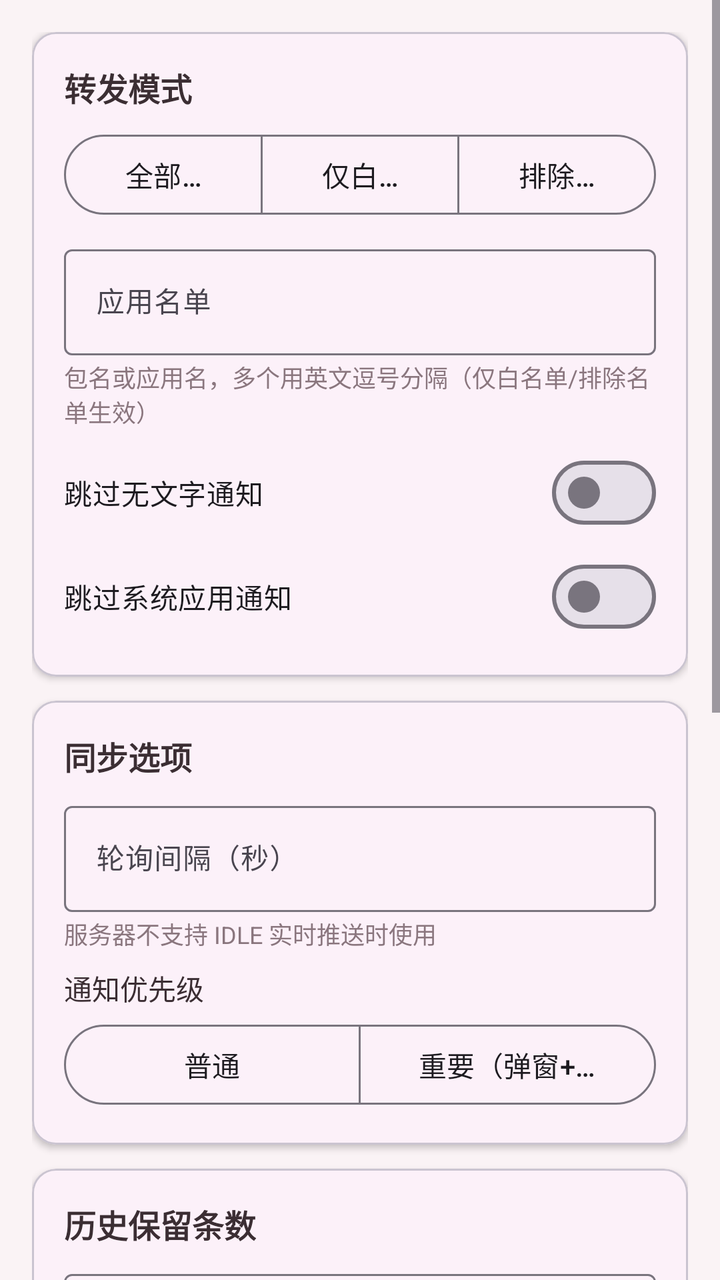
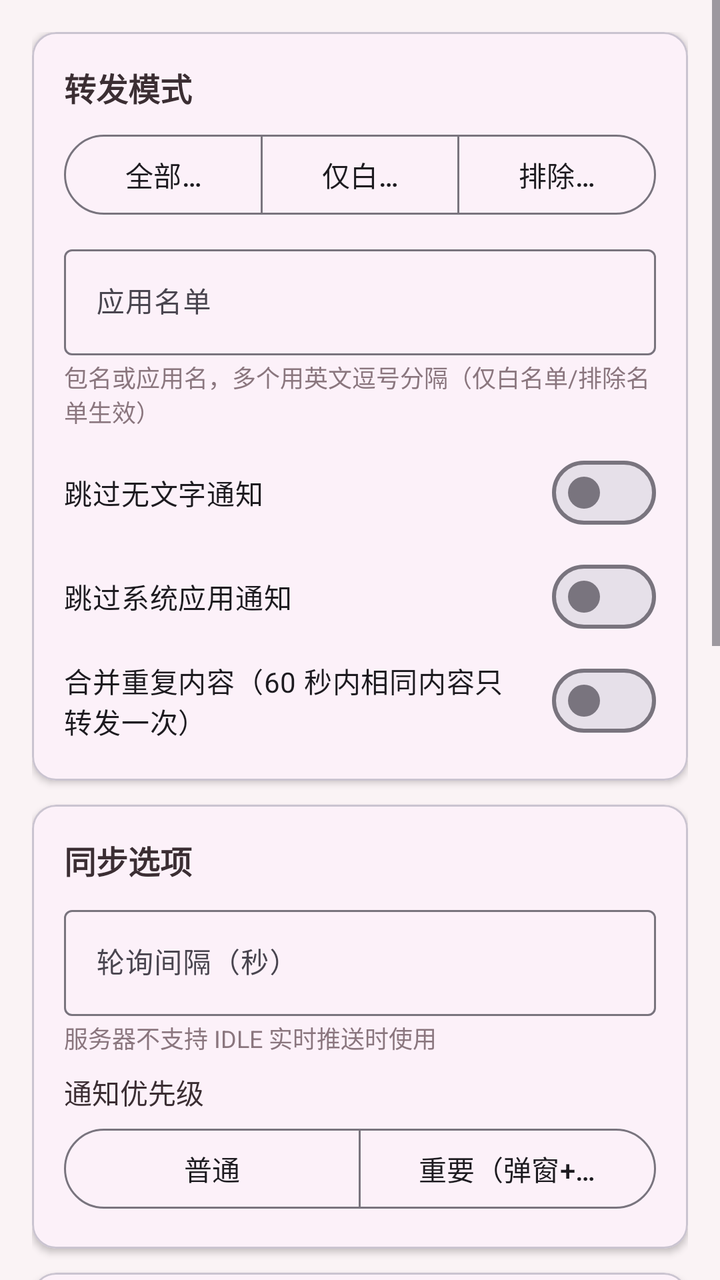

Two renders of the same Android screen: before a commit and after it. Below are the layout's source before the change and the commit's diff.
<!-- AndroidManifest.xml: application theme Theme.MuHanSync -->
<!-- res/layout/activity_options.xml -->
<?xml version="1.0" encoding="utf-8"?>
<ScrollView xmlns:android="http://schemas.android.com/apk/res/android"
    xmlns:app="http://schemas.android.com/apk/res-auto"
    android:layout_width="match_parent"
    android:layout_height="match_parent"
    android:background="@color/background"
    android:fitsSystemWindows="true"
    android:fillViewport="true">

    <LinearLayout
        android:layout_width="match_parent"
        android:layout_height="wrap_content"
        android:orientation="vertical"
        android:padding="16dp">

        
        <com.google.android.material.card.MaterialCardView
            android:layout_width="match_parent"
            android:layout_height="wrap_content"
            app:cardCornerRadius="12dp"
            app:cardElevation="2dp">

            <LinearLayout
                android:layout_width="match_parent"
                android:layout_height="wrap_content"
                android:orientation="vertical"
                android:padding="16dp">

                <TextView
                    android:layout_width="wrap_content"
                    android:layout_height="wrap_content"
                    android:text="@string/opt_forward_mode"
                    android:textColor="@color/text_main"
                    android:textSize="16sp"
                    android:textStyle="bold" />

                <com.google.android.material.button.MaterialButtonToggleGroup
                    android:id="@+id/modeToggle"
                    android:layout_width="match_parent"
                    android:layout_height="wrap_content"
                    android:layout_marginTop="8dp"
                    app:singleSelection="true"
                    app:selectionRequired="true">

                    <com.google.android.material.button.MaterialButton
                        android:id="@+id/btnModeAll"
                        style="?attr/materialButtonOutlinedStyle"
                        android:layout_width="0dp"
                        android:layout_height="wrap_content"
                        android:layout_weight="1"
                        android:text="@string/opt_forward_all" />

                    <com.google.android.material.button.MaterialButton
                        android:id="@+id/btnModeWhite"
                        style="?attr/materialButtonOutlinedStyle"
                        android:layout_width="0dp"
                        android:layout_height="wrap_content"
                        android:layout_weight="1"
                        android:text="@string/opt_forward_whitelist" />

                    <com.google.android.material.button.MaterialButton
                        android:id="@+id/btnModeBlack"
                        style="?attr/materialButtonOutlinedStyle"
                        android:layout_width="0dp"
                        android:layout_height="wrap_content"
                        android:layout_weight="1"
                        android:text="@string/opt_forward_blacklist" />
                </com.google.android.material.button.MaterialButtonToggleGroup>

                <com.google.android.material.textfield.TextInputLayout
                    style="@style/Widget.Material3.TextInputLayout.OutlinedBox"
                    android:layout_width="match_parent"
                    android:layout_height="wrap_content"
                    android:layout_marginTop="8dp"
                    android:hint="@string/opt_app_filter">

                    <com.google.android.material.textfield.TextInputEditText
                        android:id="@+id/etAppFilter"
                        android:layout_width="match_parent"
                        android:layout_height="wrap_content"
                        android:inputType="text"
                        android:textSize="14sp" />
                </com.google.android.material.textfield.TextInputLayout>

                <TextView
                    android:layout_width="wrap_content"
                    android:layout_height="wrap_content"
                    android:layout_marginTop="2dp"
                    android:text="@string/opt_app_filter_hint"
                    android:textColor="@color/text_secondary"
                    android:textSize="12sp" />

                <com.google.android.material.materialswitch.MaterialSwitch
                    android:id="@+id/switchSkipEmpty"
                    android:layout_width="match_parent"
                    android:layout_height="wrap_content"
                    android:layout_marginTop="8dp"
                    android:text="@string/opt_skip_empty" />

                <com.google.android.material.materialswitch.MaterialSwitch
                    android:id="@+id/switchSkipSystem"
                    android:layout_width="match_parent"
                    android:layout_height="wrap_content"
                    android:layout_marginTop="4dp"
                    android:text="@string/opt_skip_system" />
            </LinearLayout>
        </com.google.android.material.card.MaterialCardView>

        
        <com.google.android.material.card.MaterialCardView
            android:layout_width="match_parent"
            android:layout_height="wrap_content"
            android:layout_marginTop="12dp"
            app:cardCornerRadius="12dp"
            app:cardElevation="2dp">

            <LinearLayout
                android:layout_width="match_parent"
                android:layout_height="wrap_content"
                android:orientation="vertical"
                android:padding="16dp">

                <TextView
                    android:layout_width="wrap_content"
                    android:layout_height="wrap_content"
                    android:text="@string/settings_options"
                    android:textColor="@color/text_main"
                    android:textSize="16sp"
                    android:textStyle="bold" />

                <com.google.android.material.textfield.TextInputLayout
                    style="@style/Widget.Material3.TextInputLayout.OutlinedBox"
                    android:layout_width="match_parent"
                    android:layout_height="wrap_content"
                    android:layout_marginTop="8dp"
                    android:hint="@string/opt_poll_interval">

                    <com.google.android.material.textfield.TextInputEditText
                        android:id="@+id/etPoll"
                        android:layout_width="match_parent"
                        android:layout_height="wrap_content"
                        android:inputType="number"
                        android:textSize="14sp" />
                </com.google.android.material.textfield.TextInputLayout>

                <TextView
                    android:layout_width="wrap_content"
                    android:layout_height="wrap_content"
                    android:layout_marginTop="2dp"
                    android:text="@string/opt_poll_interval_hint"
                    android:textColor="@color/text_secondary"
                    android:textSize="12sp" />

                <TextView
                    android:layout_width="wrap_content"
                    android:layout_height="wrap_content"
                    android:layout_marginTop="8dp"
                    android:text="@string/opt_notify_priority"
                    android:textColor="@color/text_main"
                    android:textSize="14sp" />

                <com.google.android.material.button.MaterialButtonToggleGroup
                    android:id="@+id/prioToggle"
                    android:layout_width="match_parent"
                    android:layout_height="wrap_content"
                    android:layout_marginTop="4dp"
                    app:singleSelection="true"
                    app:selectionRequired="true">

                    <com.google.android.material.button.MaterialButton
                        android:id="@+id/btnPrioNormal"
                        style="?attr/materialButtonOutlinedStyle"
                        android:layout_width="0dp"
                        android:layout_height="wrap_content"
                        android:layout_weight="1"
                        android:text="@string/opt_priority_default" />

                    <com.google.android.material.button.MaterialButton
                        android:id="@+id/btnPrioHigh"
                        style="?attr/materialButtonOutlinedStyle"
                        android:layout_width="0dp"
                        android:layout_height="wrap_content"
                        android:layout_weight="1"
                        android:text="@string/opt_priority_high" />
                </com.google.android.material.button.MaterialButtonToggleGroup>
            </LinearLayout>
        </com.google.android.material.card.MaterialCardView>

        
        <com.google.android.material.card.MaterialCardView
            android:layout_width="match_parent"
            android:layout_height="wrap_content"
            android:layout_marginTop="12dp"
            app:cardCornerRadius="12dp"
            app:cardElevation="2dp">

            <LinearLayout
                android:layout_width="match_parent"
                android:layout_height="wrap_content"
                android:orientation="vertical"
                android:padding="16dp">

                <TextView
                    android:layout_width="wrap_content"
                    android:layout_height="wrap_content"
                    android:text="@string/opt_history_limit"
                    android:textColor="@color/text_main"
                    android:textSize="16sp"
                    android:textStyle="bold" />

                <com.google.android.material.textfield.TextInputLayout
                    style="@style/Widget.Material3.TextInputLayout.OutlinedBox"
                    android:layout_width="match_parent"
                    android:layout_height="wrap_content"
                    android:layout_marginTop="8dp"
                    android:hint="@string/opt_history_limit">

                    <com.google.android.material.textfield.TextInputEditText
                        android:id="@+id/etHistoryLimit"
                        android:layout_width="match_parent"
                        android:layout_height="wrap_content"
                        android:inputType="number"
                        android:textSize="14sp" />
                </com.google.android.material.textfield.TextInputLayout>

                <com.google.android.material.materialswitch.MaterialSwitch
                    android:id="@+id/switchVibrate"
                    android:layout_width="match_parent"
                    android:layout_height="wrap_content"
                    android:layout_marginTop="8dp"
                    android:text="@string/opt_receive_vibrate" />

                <com.google.android.material.materialswitch.MaterialSwitch
                    android:id="@+id/switchSound"
                    android:layout_width="match_parent"
                    android:layout_height="wrap_content"
                    android:layout_marginTop="4dp"
                    android:text="@string/opt_receive_sound" />

                <com.google.android.material.materialswitch.MaterialSwitch
                    android:id="@+id/switchShowIcon"
                    android:layout_width="match_parent"
                    android:layout_height="wrap_content"
                    android:layout_marginTop="4dp"
                    android:text="@string/opt_show_icon" />
            </LinearLayout>
        </com.google.android.material.card.MaterialCardView>

        
        <com.google.android.material.card.MaterialCardView
            android:layout_width="match_parent"
            android:layout_height="wrap_content"
            android:layout_marginTop="12dp"
            app:cardCornerRadius="12dp"
            app:cardElevation="2dp">

            <LinearLayout
                android:layout_width="match_parent"
                android:layout_height="wrap_content"
                android:orientation="vertical"
                android:padding="16dp">

                <TextView
                    android:layout_width="wrap_content"
                    android:layout_height="wrap_content"
                    android:text="@string/opt_dark_mode"
                    android:textColor="@color/text_main"
                    android:textSize="16sp"
                    android:textStyle="bold" />

                <com.google.android.material.button.MaterialButtonToggleGroup
                    android:id="@+id/darkToggle"
                    android:layout_width="match_parent"
                    android:layout_height="wrap_content"
                    android:layout_marginTop="8dp"
                    app:singleSelection="true"
                    app:selectionRequired="true">

                    <com.google.android.material.button.MaterialButton
                        android:id="@+id/btnDarkSystem"
                        style="?attr/materialButtonOutlinedStyle"
                        android:layout_width="0dp"
                        android:layout_height="wrap_content"
                        android:layout_weight="1"
                        android:text="@string/opt_dark_system" />

                    <com.google.android.material.button.MaterialButton
                        android:id="@+id/btnDarkLight"
                        style="?attr/materialButtonOutlinedStyle"
                        android:layout_width="0dp"
                        android:layout_height="wrap_content"
                        android:layout_weight="1"
                        android:text="@string/opt_dark_light" />

                    <com.google.android.material.button.MaterialButton
                        android:id="@+id/btnDarkDark"
                        style="?attr/materialButtonOutlinedStyle"
                        android:layout_width="0dp"
                        android:layout_height="wrap_content"
                        android:layout_weight="1"
                        android:text="@string/opt_dark_dark" />
                </com.google.android.material.button.MaterialButtonToggleGroup>

                <com.google.android.material.materialswitch.MaterialSwitch
                    android:id="@+id/switchAutoStart"
                    android:layout_width="match_parent"
                    android:layout_height="wrap_content"
                    android:layout_marginTop="8dp"
                    android:text="@string/opt_auto_start" />
            </LinearLayout>
        </com.google.android.material.card.MaterialCardView>

        <com.google.android.material.button.MaterialButton
            android:id="@+id/btnSaveOptions"
            android:layout_width="match_parent"
            android:layout_height="wrap_content"
            android:layout_marginTop="16dp"
            android:layout_marginBottom="24dp"
            android:text="@string/save" />
    </LinearLayout>
</ScrollView>
<!-- resources referenced by this layout -->
<resources>
  <color name="background">#FAF3F5</color>
  <color name="text_main">#3B2E33</color>
  <color name="text_secondary">#8A767E</color>
  <string name="opt_app_filter">应用名单</string>
  <string name="opt_app_filter_hint">包名或应用名，多个用英文逗号分隔（仅白名单/排除名单生效）</string>
  <string name="opt_auto_start">开机自启</string>
  <string name="opt_dark_dark">深色</string>
  <string name="opt_dark_light">浅色</string>
  <string name="opt_dark_mode">深色模式</string>
  <string name="opt_dark_system">跟随系统</string>
  <string name="opt_forward_all">全部应用</string>
  <string name="opt_forward_blacklist">排除名单</string>
  <string name="opt_forward_mode">转发模式</string>
  <string name="opt_forward_whitelist">仅白名单</string>
  <string name="opt_history_limit">历史保留条数</string>
  <string name="opt_notify_priority">通知优先级</string>
  <string name="opt_poll_interval">轮询间隔（秒）</string>
  <string name="opt_poll_interval_hint">服务器不支持 IDLE 实时推送时使用</string>
  <string name="opt_priority_default">普通</string>
  <string name="opt_priority_high">重要（弹窗+提示音）</string>
  <string name="opt_receive_sound">接收时提示音</string>
  <string name="opt_receive_vibrate">接收时震动</string>
  <string name="opt_show_icon">显示应用图标</string>
  <string name="opt_skip_empty">跳过无文字通知</string>
  <string name="opt_skip_system">跳过系统应用通知</string>
  <string name="save">保存设置</string>
  <string name="settings_options">同步选项</string>
  <style name="Theme.MuHanSync" parent="Theme.Material3.Light.NoActionBar">
          <item name="colorPrimary">@color/primary</item>
          <item name="colorPrimaryDark">@color/primary_dark</item>
          <item name="colorSecondary">@color/accent</item>
          <item name="android:colorBackground">@color/background</item>
          <item name="android:statusBarColor">@color/primary_dark</item>
      </style>
  <color name="primary">#E8A2B8</color>
  <color name="primary_dark">#C97B94</color>
  <color name="accent">#F5C2D0</color>
</resources>

<!-- the commit's change to res/layout/activity_options.xml (unified diff, before → after) -->
@@ -103,6 +103,13 @@
                     android:layout_height="wrap_content"
                     android:layout_marginTop="4dp"
                     android:text="@string/opt_skip_system" />
+
+                <com.google.android.material.materialswitch.MaterialSwitch
+                    android:id="@+id/switchDedup"
+                    android:layout_width="match_parent"
+                    android:layout_height="wrap_content"
+                    android:layout_marginTop="4dp"
+                    android:text="@string/opt_forward_dedup" />
             </LinearLayout>
         </com.google.android.material.card.MaterialCardView>
 
@@ -223,6 +230,21 @@
                         android:textSize="14sp" />
                 </com.google.android.material.textfield.TextInputLayout>
 
+                <com.google.android.material.textfield.TextInputLayout
+                    style="@style/Widget.Material3.TextInputLayout.OutlinedBox"
+                    android:layout_width="match_parent"
+                    android:layout_height="wrap_content"
+                    android:layout_marginTop="8dp"
+                    android:hint="@string/opt_history_days">
+
+                    <com.google.android.material.textfield.TextInputEditText
+                        android:id="@+id/etHistoryDays"
+                        android:layout_width="match_parent"
+                        android:layout_height="wrap_content"
+                        android:inputType="number"
+                        android:textSize="14sp" />
+                </com.google.android.material.textfield.TextInputLayout>
+
                 <com.google.android.material.materialswitch.MaterialSwitch
                     android:id="@+id/switchVibrate"
                     android:layout_width="match_parent"
<!-- resource entries referenced after the edit -->
@@ -12,8 +12,10 @@
   <string name="opt_dark_system">跟随系统</string>
   <string name="opt_forward_all">全部应用</string>
   <string name="opt_forward_blacklist">排除名单</string>
+  <string name="opt_forward_dedup">合并重复内容（60 秒内相同内容只转发一次）</string>
   <string name="opt_forward_mode">转发模式</string>
   <string name="opt_forward_whitelist">仅白名单</string>
+  <string name="opt_history_days">历史保留天数（0 为不限）</string>
   <string name="opt_history_limit">历史保留条数</string>
   <string name="opt_notify_priority">通知优先级</string>
   <string name="opt_poll_interval">轮询间隔（秒）</string>
